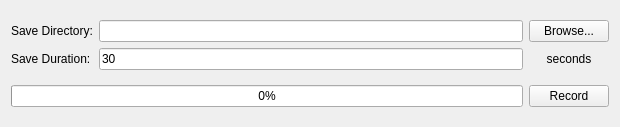
Above: Desktop App/UI/data_recorder.ui from bataseven/Haptic-Device before the change. Below: the same form after it.
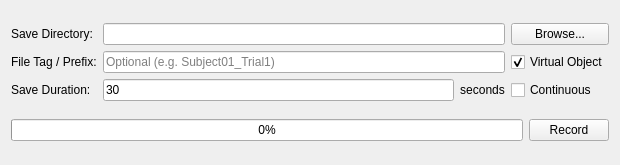
That is the form after the change.

Commit message: Improve the desktop app UI, live plotter, and data recorder

Diff of the .ui file:
```diff
--- a/Desktop App/UI/data_recorder.ui
+++ b/Desktop App/UI/data_recorder.ui
@@ -7,7 +7,7 @@
     <x>0</x>
     <y>0</y>
     <width>620</width>
-    <height>127</height>
+    <height>165</height>
    </rect>
   </property>
   <property name="windowTitle">
@@ -56,6 +56,51 @@
       </widget>
      </item>
      <item row="1" column="0">
+      <widget class="QLabel" name="filePrefixLabel">
+       <property name="font">
+        <font>
+         <pointsize>9</pointsize>
+        </font>
+       </property>
+       <property name="text">
+        <string>File Tag / Prefix:</string>
+       </property>
+      </widget>
+     </item>
+     <item row="1" column="1">
+      <widget class="QLineEdit" name="filePrefixEdit">
+       <property name="font">
+        <font>
+         <pointsize>9</pointsize>
+        </font>
+       </property>
+       <property name="placeholderText">
+        <string>Optional (e.g. Subject01_Trial1)</string>
+       </property>
+       <property name="clearButtonEnabled">
+        <bool>true</bool>
+       </property>
+      </widget>
+     </item>
+     <item row="1" column="2">
+      <widget class="QCheckBox" name="virtualObjectCheckBox">
+       <property name="font">
+        <font>
+         <pointsize>9</pointsize>
+        </font>
+       </property>
+       <property name="toolTip">
+        <string>Include Virtual Object Width, Stiffness, and Damping columns in the CSV</string>
+       </property>
+       <property name="text">
+        <string>Virtual Object</string>
+       </property>
+       <property name="checked">
+        <bool>true</bool>
+       </property>
+      </widget>
+     </item>
+     <item row="2" column="0">
       <widget class="QLabel" name="label">
        <property name="font">
         <font>
@@ -67,7 +112,9 @@
        </property>
       </widget>
      </item>
-     <item row="1" column="1">
+     <item row="2" column="1">
+      <layout class="QHBoxLayout" name="durationLayout">
+       <item>
       <widget class="QLineEdit" name="saveDurationEdit">
        <property name="font">
         <font>
@@ -88,7 +135,7 @@
        </property>
       </widget>
      </item>
-     <item row="1" column="2">
+       <item>
       <widget class="QLabel" name="label_3">
        <property name="font">
         <font>
@@ -100,6 +147,23 @@
        </property>
        <property name="alignment">
         <set>Qt::AlignCenter</set>
+         </property>
+        </widget>
+       </item>
+      </layout>
+     </item>
+     <item row="2" column="2">
+      <widget class="QCheckBox" name="continuousCheckBox">
+       <property name="font">
+        <font>
+         <pointsize>9</pointsize>
+        </font>
+       </property>
+       <property name="toolTip">
+        <string>Record continuously until Stop is clicked</string>
+       </property>
+       <property name="text">
+        <string>Continuous</string>
        </property>
       </widget>
      </item>
```
Left out of the diff: 33 changed lines with no effect on the pictures. Lines whose indentation alone changed are shown as unchanged. The commit also changes 12 other files.
